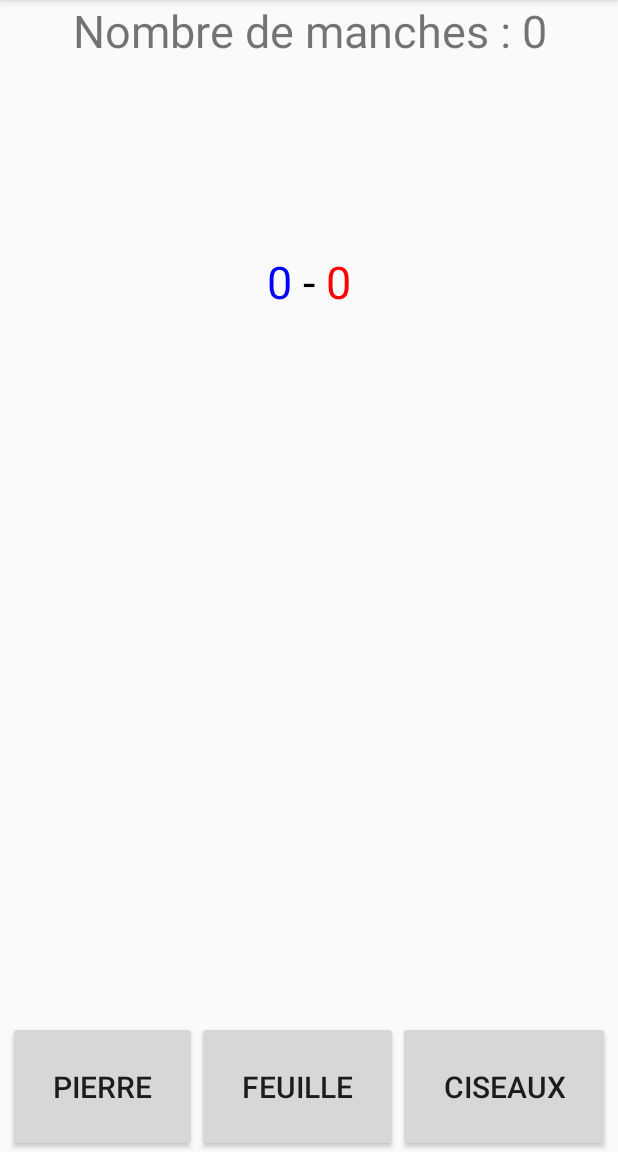
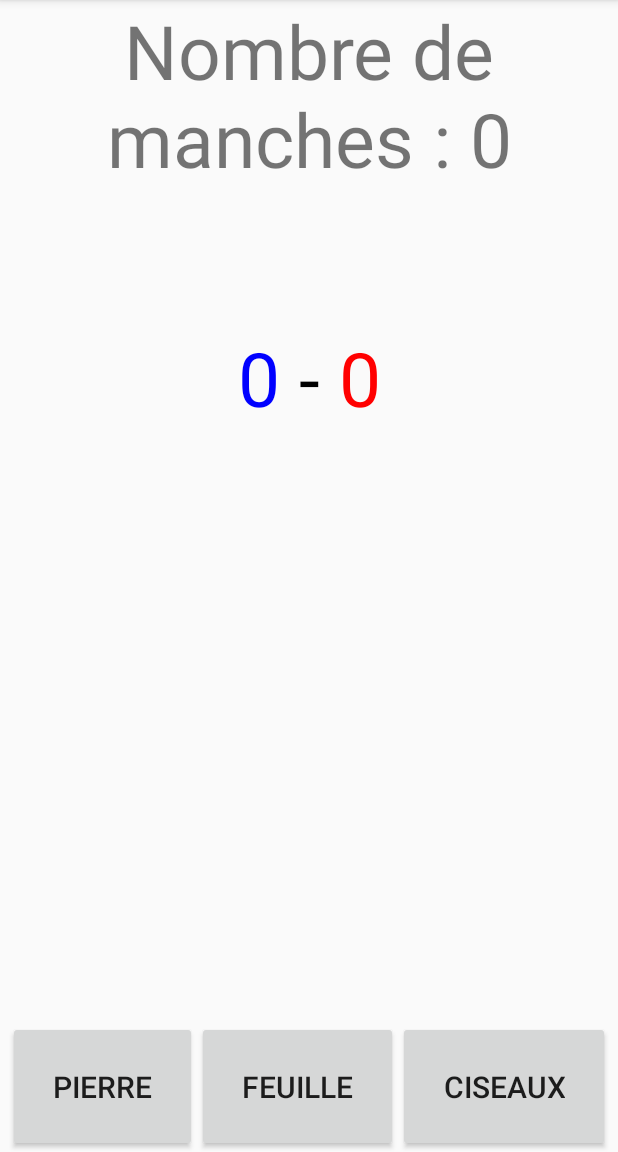
Before and after one commit to Alexandre-Vernet/Pierre_Feuille_Ciseaux, an Android app: the screen it shows after launch (MainActivity), on a phone screen of 412 x 824 dp, the part 84-1236 px from its top. Run offline under Robolectric (Android 15) with nearby library versions, the phone set to English and light mode, and no system bars.

Commit message:
Création du jeu

```diff
--- a/app/src/main/res/layout/activity_main.xml
+++ b/app/src/main/res/layout/activity_main.xml
@@ -14,7 +14,7 @@
         android:layout_height="wrap_content"
         android:text="Nombre de manches : 0"
         android:textAlignment="center"
-        android:textSize="30sp"
+        android:textSize="50sp"
         app:layout_constraintEnd_toEndOf="parent"
         app:layout_constraintStart_toStartOf="parent"
         app:layout_constraintTop_toTopOf="parent" />
@@ -33,13 +33,13 @@
             android:layout_height="wrap_content"
             android:text="0"
             android:textColor="#0000FF"
-            android:textSize="30sp" />
+            android:textSize="50sp" />
 
         <TextView
             android:layout_width="wrap_content"
             android:layout_height="wrap_content"
             android:text=" - "
-            android:textSize="30sp"
+            android:textSize="50sp"
             android:textColor="#000"/>
 
         <TextView
@@ -48,7 +48,7 @@
             android:layout_height="wrap_content"
             android:text="0"
             android:textColor="#FF0000"
-            android:textSize="30sp" />
+            android:textSize="50sp" />
     </LinearLayout>
 
     <TextView
@@ -56,6 +56,8 @@
         android:layout_width="wrap_content"
         android:layout_height="wrap_content"
         android:textSize="40sp"
+        android:text=""
+        android:textAlignment="center"
         app:layout_constraintBottom_toTopOf="@+id/linearLayout"
         app:layout_constraintEnd_toEndOf="parent"
         app:layout_constraintStart_toStartOf="parent"
--- a/app/src/main/res/values/colors.xml
+++ b/app/src/main/res/values/colors.xml
@@ -3,4 +3,8 @@
     <color name="colorPrimary">#6200EE</color>
     <color name="colorPrimaryDark">#3700B3</color>
     <color name="colorAccent">#03DAC5</color>
+
+    <color name="colorJ1">#0000FF</color>
+    <color name="colorJ2">#FF0000</color>
+    <color name="colorEgalite">#5555</color>
 </resources>
```
Also changed, not shown: app/src/main/java/com/ynov/vernet/pierrefeuilleciseaux/MainActivity.java (+158 -5 lines).
